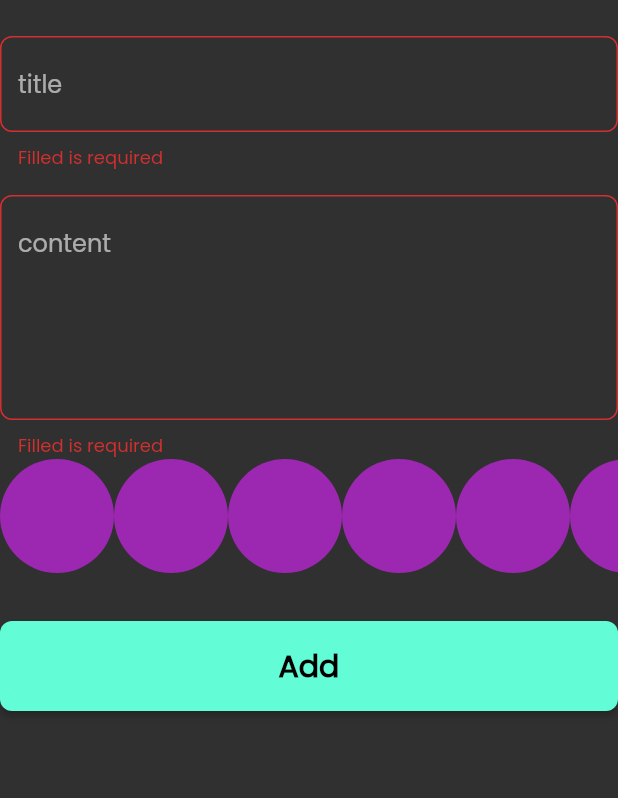
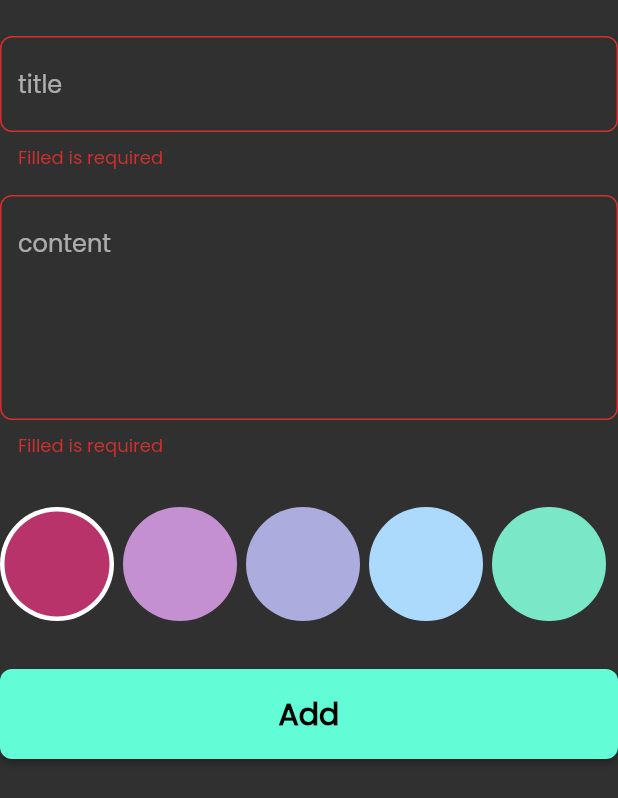
Before and after one commit to Nadersaye/notes_app, a Flutter app: the AddNoteForm widget shown alone on an empty page, opened directly, after a tap on "Add", on a phone screen of 412 x 824 dp. Shown: the top 798 px of the screen. Run offline on Flutter 3.47's test engine with Material 2 defaults, Android fonts, the phone set to English and light mode, and no system bars; our stand-ins replace flutter_bloc, font_awesome_flutter, hive, hive_flutter; accounts and stored records are empty.

Commit message:
add custom edit list view &edit color &finish app

```diff
--- a/lib/features/notes feature/data/models/note_model.dart
+++ b/lib/features/notes feature/data/models/note_model.dart
@@ -11,7 +11,7 @@ class NoteModel extends HiveObject {
   @HiveField(2)
   final String date;
   @HiveField(3)
-  final int color;
+  int color;
 
   NoteModel(
       {required this.title,
--- a/lib/features/notes feature/presentation/manager/notes cubit/notes_cubit.dart
+++ b/lib/features/notes feature/presentation/manager/notes cubit/notes_cubit.dart
@@ -1,3 +1,4 @@
+import 'package:flutter/material.dart';
 import 'package:flutter_bloc/flutter_bloc.dart';
 import 'package:hive/hive.dart';
 import 'package:meta/meta.dart';
@@ -10,6 +11,7 @@ part 'notes_state.dart';
 class NotesCubit extends Cubit<NotesState> {
   NotesCubit() : super(NotesInitial());
   List<NoteModel>? notes;
+  Color? color;
   fetchAllNotes() {
     var tNotes = Hive.box<NoteModel>(kNoteBox);
     notes = tNotes.values.toList();
--- a/lib/features/notes feature/presentation/views/widgets/Add note widgets/add_note_form.dart
+++ b/lib/features/notes feature/presentation/views/widgets/Add note widgets/add_note_form.dart
@@ -2,6 +2,7 @@ import 'package:flutter/material.dart';
 import 'package:flutter_bloc/flutter_bloc.dart';
 import 'package:notes_app/features/notes%20feature/data/models/note_model.dart';
 import 'package:notes_app/features/notes%20feature/presentation/manager/add%20notes%20cubit/add_notes_cubit.dart';
+import 'package:notes_app/features/notes%20feature/presentation/manager/notes%20cubit/notes_cubit.dart';
 import '../custom_note_textformfield.dart';
 import 'custom_add_note_button.dart';
 import 'package:intl/intl.dart';
@@ -9,10 +10,7 @@ import 'package:intl/intl.dart';
 import 'custom_color_listview.dart';
 
 class AddNoteForm extends StatefulWidget {
-  const AddNoteForm({
-    super.key,
-  });
-
+  const AddNoteForm({super.key});
   @override
   State<AddNoteForm> createState() => _AddNoteFormState();
 }
@@ -47,6 +45,9 @@ class _AddNoteFormState extends State<AddNoteForm> {
             hint: 'content',
             maxLines: 5,
           ),
+          const SizedBox(
+            height: 32,
+          ),
           const CustomColorListview(),
           const SizedBox(
             height: 32,
@@ -73,12 +74,13 @@ class _AddNoteFormState extends State<AddNoteForm> {
     if (formKey.currentState!.validate()) {
       formKey.currentState!.save();
       var dataNow = DateTime.now();
-      var formatedData = DateFormat('dd_mm_yyyy').format(dataNow);
+      var formatedData = DateFormat('dd_MM_yyyy').format(dataNow);
       var noteModel = NoteModel(
           title: title!,
           subtitle: subtitle!,
           date: formatedData,
-          color: Colors.blue.value);
+          color: BlocProvider.of<NotesCubit>(context).color?.value ??
+              Colors.purple.value);
       BlocProvider.of<AddNotesCubit>(context).addNote(noteModel);
     } else {
       autovalidateMode = AutovalidateMode.always;
--- a/lib/features/notes feature/presentation/views/widgets/Add note widgets/custom_color_listview.dart
+++ b/lib/features/notes feature/presentation/views/widgets/Add note widgets/custom_color_listview.dart
@@ -1,18 +1,49 @@
 import 'package:flutter/material.dart';
-
+import 'package:flutter_bloc/flutter_bloc.dart';
+import 'package:notes_app/features/notes%20feature/presentation/manager/notes%20cubit/notes_cubit.dart';
 import 'custom_color_listview_item.dart';
 
-class CustomColorListview extends StatelessWidget {
+class CustomColorListview extends StatefulWidget {
   const CustomColorListview({super.key});
+
+  @override
+  State<CustomColorListview> createState() => _CustomColorListviewState();
+}
+
+class _CustomColorListviewState extends State<CustomColorListview> {
+  List<Color> myColors = const [
+    Color(0xffB8336A),
+    Color(0xffC490D1),
+    Color(0xffACACDE),
+    Color(0xffABDAFC),
+    Color(0xff7AE7C7),
+  ];
+  int currentIndex = 0;
   @override
   Widget build(BuildContext context) {
     return SizedBox(
       height: 76,
       child: ListView.builder(
+        physics: const BouncingScrollPhysics(),
         scrollDirection: Axis.horizontal,
-        itemCount: 10,
+        itemCount: myColors.length,
         itemBuilder: (BuildContext context, int index) {
-          return const CustomColorListviewItem();
+          return GestureDetector(
+            onTap: () {
+              currentIndex = index;
+              BlocProvider.of<NotesCubit>(context).color =
+                  myColors[currentIndex];
+              BlocProvider.of<NotesCubit>(context).fetchAllNotes();
+              setState(() {});
+            },
+            child: Padding(
+              padding: const EdgeInsets.only(right: 6),
+              child: CustomColorListviewItem(
+                color: myColors[index],
+                isActive: currentIndex == index,
+              ),
+            ),
+          );
         },
       ),
     );
--- a/lib/features/notes feature/presentation/views/widgets/Add note widgets/custom_color_listview_item.dart
+++ b/lib/features/notes feature/presentation/views/widgets/Add note widgets/custom_color_listview_item.dart
@@ -1,13 +1,24 @@
 import 'package:flutter/material.dart';
 
 class CustomColorListviewItem extends StatelessWidget {
-  const CustomColorListviewItem({super.key});
-
+  const CustomColorListviewItem(
+      {super.key, required this.color, required this.isActive});
+  final Color color;
+  final bool isActive;
   @override
   Widget build(BuildContext context) {
-    return const CircleAvatar(
-      radius: 38,
-      backgroundColor: Colors.purple,
-    );
+    return isActive
+        ? CircleAvatar(
+            radius: 38,
+            backgroundColor: Colors.white,
+            child: CircleAvatar(
+              radius: 35,
+              backgroundColor: color,
+            ),
+          )
+        : CircleAvatar(
+            radius: 38,
+            backgroundColor: color,
+          );
   }
 }
```
Also changed, not shown: lib/core/constants.dart (+9 -0 lines), lib/features/notes feature/presentation/views/widgets/Edit note widgets/custom_edit_color_listview.dart (added, +46 -0 lines), lib/features/notes feature/presentation/views/widgets/Edit note widgets/edit_note_view_body.dart (+10 -3 lines).
